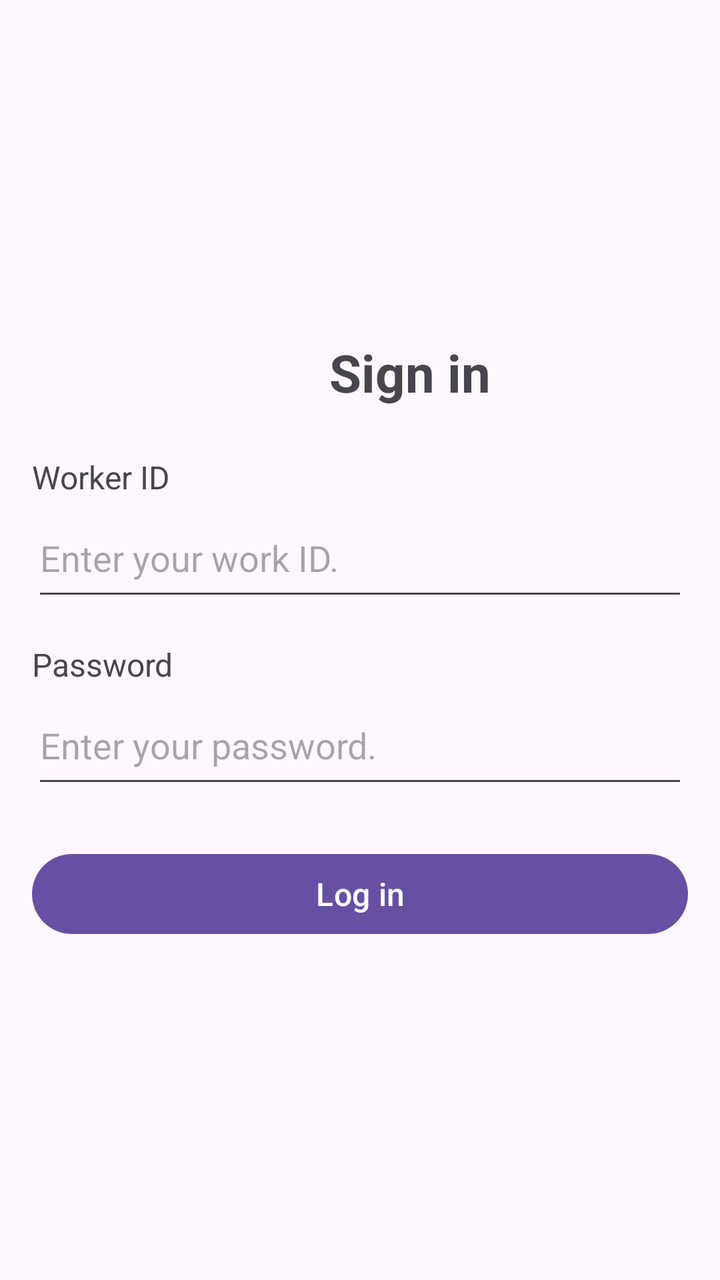
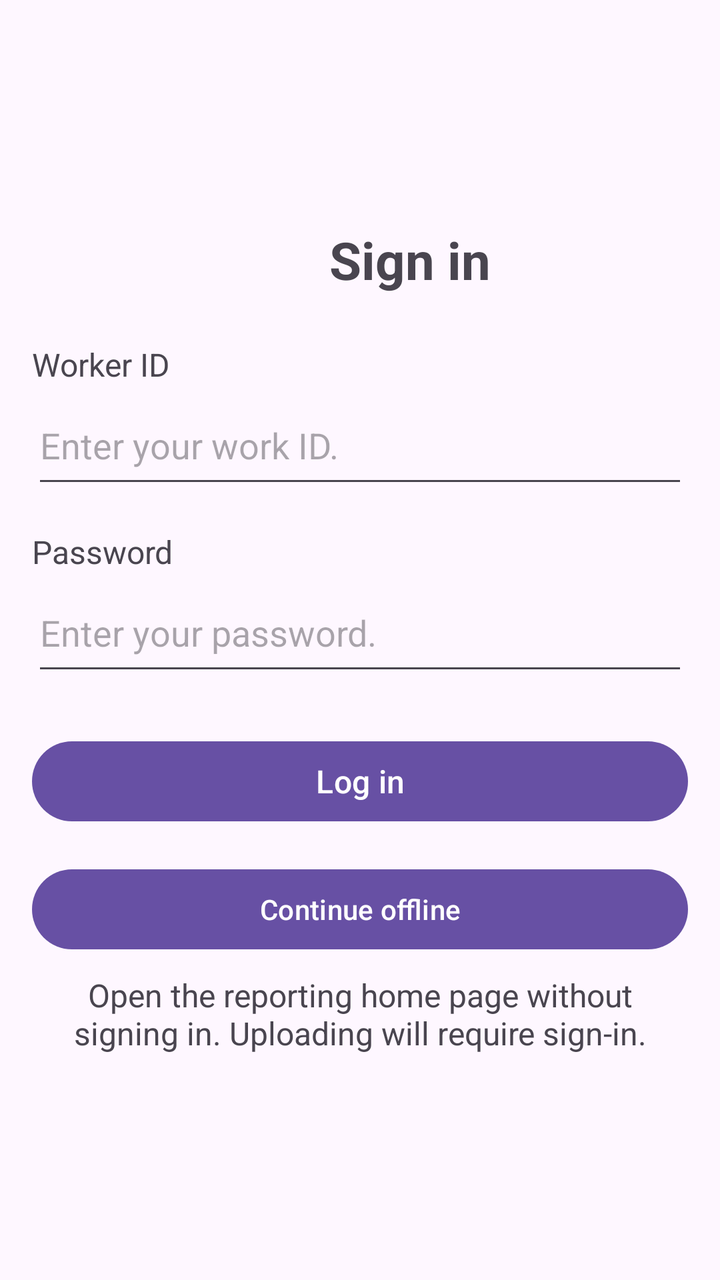

Two renders of the same Android screen: before a commit and after it. Below are the layout's source before the change and the commit's diff.
<!-- AndroidManifest.xml: application theme Theme.JavaReportingSystem -->
<!-- res/layout/activity_login.xml -->
<?xml version="1.0" encoding="utf-8"?>
<androidx.constraintlayout.widget.ConstraintLayout xmlns:android="http://schemas.android.com/apk/res/android"
    xmlns:app="http://schemas.android.com/apk/res-auto"
    xmlns:tools="http://schemas.android.com/tools"
    android:id="@+id/main"
    android:layout_width="match_parent"
    android:layout_height="match_parent"
    tools:context=".LoginActivity">

    <ScrollView
        android:layout_width="0dp"
        android:layout_height="0dp"
        android:fillViewport="true"
        app:layout_constraintTop_toTopOf="parent"
        app:layout_constraintBottom_toBottomOf="parent"
        app:layout_constraintStart_toStartOf="parent"
        app:layout_constraintEnd_toEndOf="parent">

        <LinearLayout
            android:layout_width="match_parent"
            android:layout_height="wrap_content"
            android:orientation="vertical"
            android:gravity="center_vertical"
            android:paddingStart="@dimen/activity_horizontal_margin"
            android:paddingEnd="@dimen/activity_horizontal_margin"
            android:paddingTop="@dimen/activity_vertical_margin"
            android:paddingBottom="@dimen/activity_vertical_margin">

            <TextView
                android:layout_width="378dp"
                android:layout_height="wrap_content"
                android:text="Sign in"
                android:textSize="@dimen/login_title_size"
                android:textAlignment="center"
                android:textStyle="bold" />

            <TextView
                android:layout_width="match_parent"
                android:layout_height="wrap_content"
                android:layout_marginTop="24dp"
                android:labelFor="@id/workerIdInput"
                android:text="Worker ID"
                android:textSize="@dimen/login_label_size" />

            <EditText
                android:id="@+id/workerIdInput"
                android:maxLength="50"
                android:layout_width="match_parent"
                android:layout_height="wrap_content"
                android:minHeight="56dp"
                android:autofillHints="username"
                android:imeOptions="actionNext"
                android:inputType="text"
                android:hint="Enter your work ID. "
                android:textSize="@dimen/login_input_size" />

            <TextView
                android:layout_width="match_parent"
                android:layout_height="wrap_content"
                android:layout_marginTop="16dp"
                android:labelFor="@id/passwordInput"
                android:text="Password"
                android:textSize="@dimen/login_label_size" />

            <EditText
                android:id="@+id/passwordInput"
                android:layout_width="match_parent"
                android:layout_height="wrap_content"
                android:minHeight="56dp"
                android:autofillHints="password"
                android:imeOptions="actionDone"
                android:inputType="textPassword"
                android:hint="Enter your password. "
                android:textSize="@dimen/login_input_size" />

            <Button
                android:id="@+id/loginButton"
                android:layout_width="match_parent"
                android:layout_height="wrap_content"
                android:layout_marginTop="24dp"
                android:text="Log in"
                android:textSize="@dimen/login_button_size" />

            <ProgressBar
                android:id="@+id/loginProgress"
                android:layout_width="wrap_content"
                android:layout_height="wrap_content"
                android:layout_gravity="center_horizontal"
                android:layout_marginTop="16dp"
                android:visibility="gone" />

            <TextView
                android:id="@+id/loginError"
                android:layout_width="match_parent"
                android:layout_height="wrap_content"
                android:layout_marginTop="12dp"
                android:textColor="@android:color/holo_red_dark"
                android:textSize="@dimen/login_label_size"
                android:visibility="gone" />

        </LinearLayout>
    </ScrollView>

</androidx.constraintlayout.widget.ConstraintLayout>
<!-- resources referenced by this layout -->
<resources>
  <dimen name="activity_horizontal_margin">16dp</dimen>
  <dimen name="activity_vertical_margin">16dp</dimen>
  <dimen name="login_button_size">16sp</dimen>
  <dimen name="login_input_size">18sp</dimen>
  <dimen name="login_label_size">16sp</dimen>
  <dimen name="login_title_size">26sp</dimen>
  <style name="Theme.JavaReportingSystem" parent="Base.Theme.JavaReportingSystem" />
  <style name="Base.Theme.JavaReportingSystem" parent="Theme.Material3.DayNight.NoActionBar">
          
          
      </style>
</resources>

<!-- the commit's change to res/layout/activity_login.xml (unified diff, before → after) -->
@@ -98,6 +98,22 @@
                 android:textSize="@dimen/login_label_size"
                 android:visibility="gone" />
 
+            <Button
+                android:id="@+id/continueOfflineButton"
+                android:layout_width="match_parent"
+                android:layout_height="wrap_content"
+                android:layout_marginTop="16dp"
+                android:minHeight="48dp"
+                android:text="@string/continue_offline" />
+
+            <TextView
+                android:layout_width="match_parent"
+                android:layout_height="wrap_content"
+                android:layout_marginTop="8dp"
+                android:gravity="center"
+                android:text="@string/offline_login_explanation"
+                android:textSize="@dimen/login_label_size" />
+
         </LinearLayout>
     </ScrollView>
 
<!-- resource entries referenced after the edit -->
@@ -6,6 +6,8 @@
   <dimen name="login_input_size">18sp</dimen>
   <dimen name="login_label_size">16sp</dimen>
   <dimen name="login_title_size">26sp</dimen>
+  <string name="continue_offline">Continue offline</string>
+  <string name="offline_login_explanation">Open the reporting home page without signing in. Uploading will require sign-in.</string>
   <style name="Theme.JavaReportingSystem" parent="Base.Theme.JavaReportingSystem" />
   <style name="Base.Theme.JavaReportingSystem" parent="Theme.Material3.DayNight.NoActionBar">
           
